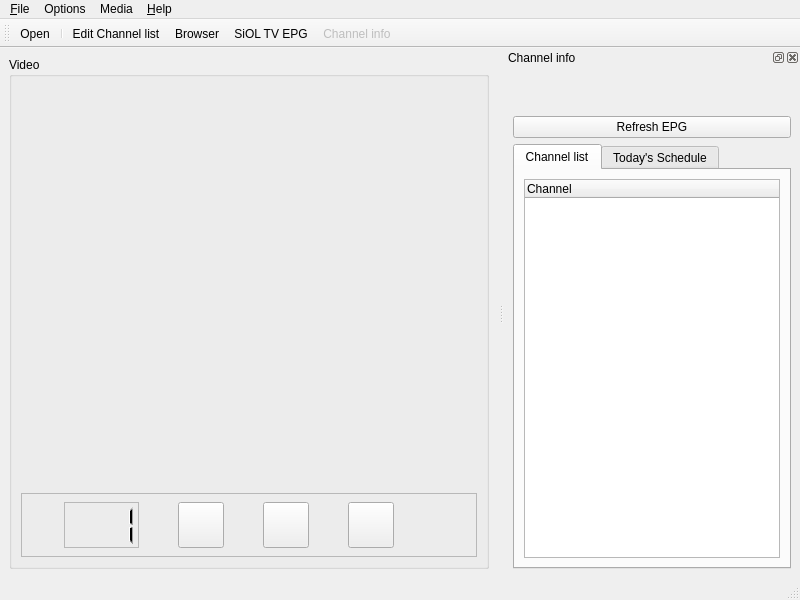
ntadej/tano, file ui/Tano.ui: the form before one commit.
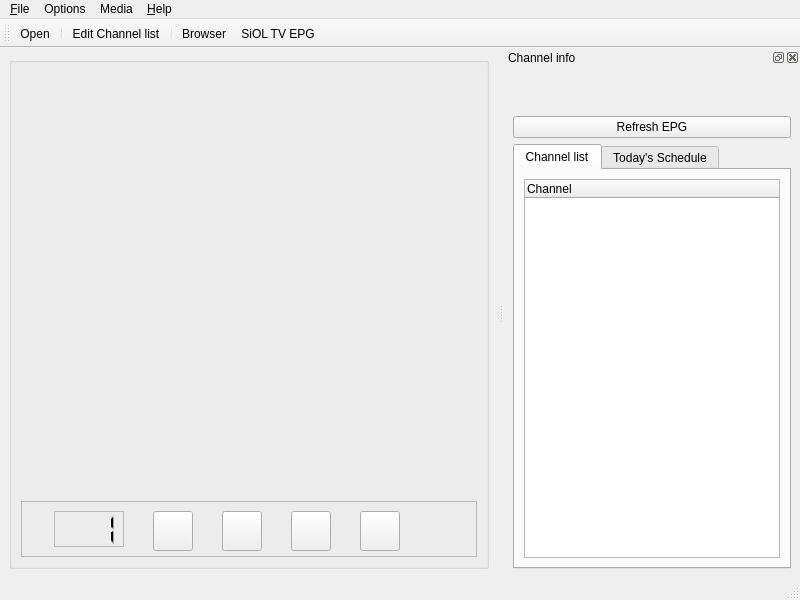
The form after the commit. Icons and pictures are not drawn. Custom widgets are drawn as their Qt base class.

```diff
--- a/ui/Tano.ui
+++ b/ui/Tano.ui
@@ -27,7 +27,7 @@
        </sizepolicy>
       </property>
       <property name="title" >
-       <string>Video</string>
+       <string/>
       </property>
       <layout class="QVBoxLayout" name="_2" >
        <item>
@@ -38,13 +38,13 @@
          <property name="minimumSize" >
           <size>
            <width>0</width>
-           <height>64</height>
+           <height>56</height>
           </size>
          </property>
          <property name="maximumSize" >
           <size>
            <width>16777215</width>
-           <height>64</height>
+           <height>56</height>
           </size>
          </property>
          <property name="frameShape" >
@@ -54,24 +54,18 @@
           <enum>QFrame::Raised</enum>
          </property>
          <layout class="QHBoxLayout" name="videoControls" >
-          <property name="topMargin" >
-           <number>2</number>
-          </property>
-          <property name="bottomMargin" >
-           <number>2</number>
-          </property>
           <item>
            <widget class="QLCDNumber" name="channelNumber" >
             <property name="minimumSize" >
              <size>
-              <width>75</width>
+              <width>70</width>
               <height>0</height>
              </size>
             </property>
             <property name="maximumSize" >
              <size>
-              <width>75</width>
-              <height>46</height>
+              <width>70</width>
+              <height>40</height>
              </size>
             </property>
             <property name="frameShape" >
@@ -92,14 +86,14 @@
            <widget class="QPushButton" name="buttonPlay" >
             <property name="minimumSize" >
              <size>
-              <width>46</width>
-              <height>46</height>
+              <width>40</width>
+              <height>40</height>
              </size>
             </property>
             <property name="maximumSize" >
              <size>
-              <width>46</width>
-              <height>46</height>
+              <width>40</width>
+              <height>40</height>
              </size>
             </property>
             <property name="toolTip" >
@@ -121,14 +115,14 @@
            <widget class="QPushButton" name="buttonStop" >
             <property name="minimumSize" >
              <size>
-              <width>46</width>
-              <height>46</height>
+              <width>40</width>
+              <height>40</height>
              </size>
             </property>
             <property name="maximumSize" >
              <size>
-              <width>46</width>
-              <height>46</height>
+              <width>40</width>
+              <height>40</height>
              </size>
             </property>
             <property name="toolTip" >
@@ -150,14 +144,14 @@
            <widget class="QPushButton" name="buttonFull" >
             <property name="minimumSize" >
              <size>
-              <width>46</width>
-              <height>46</height>
+              <width>40</width>
+              <height>40</height>
              </size>
             </property>
             <property name="maximumSize" >
              <size>
-              <width>46</width>
-              <height>46</height>
+              <width>40</width>
+              <height>40</height>
              </size>
             </property>
             <property name="toolTip" >
@@ -173,8 +167,37 @@
               <height>32</height>
              </size>
             </property>
-            <property name="shortcut" >
-             <string>Ctrl+F</string>
+           </widget>
+          </item>
+          <item>
+           <widget class="QPushButton" name="buttonNext" >
+            <property name="minimumSize" >
+             <size>
+              <width>40</width>
+              <height>40</height>
+             </size>
+            </property>
+            <property name="maximumSize" >
+             <size>
+              <width>40</width>
+              <height>40</height>
+             </size>
+            </property>
+            <property name="toolTip" >
+             <string>Next</string>
+            </property>
+            <property name="statusTip" >
+             <string>Next</string>
+            </property>
+            <property name="icon" >
+             <iconset resource="images.qrc" >
+              <normaloff>:/icons/images/player_fwd.png</normaloff>:/icons/images/player_fwd.png</iconset>
+            </property>
+            <property name="iconSize" >
+             <size>
+              <width>32</width>
+              <height>32</height>
+             </size>
             </property>
            </widget>
           </item>
@@ -302,9 +325,9 @@
    <addaction name="actionOpenToolbar" />
    <addaction name="separator" />
    <addaction name="actionEditPlaylist" />
+   <addaction name="separator" />
    <addaction name="actionBrowser" />
    <addaction name="actionEpg" />
-   <addaction name="actionChannel_info" />
   </widget>
   <widget class="QDockWidget" name="playlistWidget" >
    <property name="windowIcon" >
@@ -488,9 +511,6 @@
    </property>
   </action>
   <action name="actionChannel_info" >
-   <property name="enabled" >
-    <bool>false</bool>
-   </property>
    <property name="icon" >
     <iconset resource="images.qrc" >
      <normaloff>:/icons/images/folder_video.png</normaloff>:/icons/images/folder_video.png</iconset>
```
Left out of the diff: 84 changed lines with no effect on the pictures.
